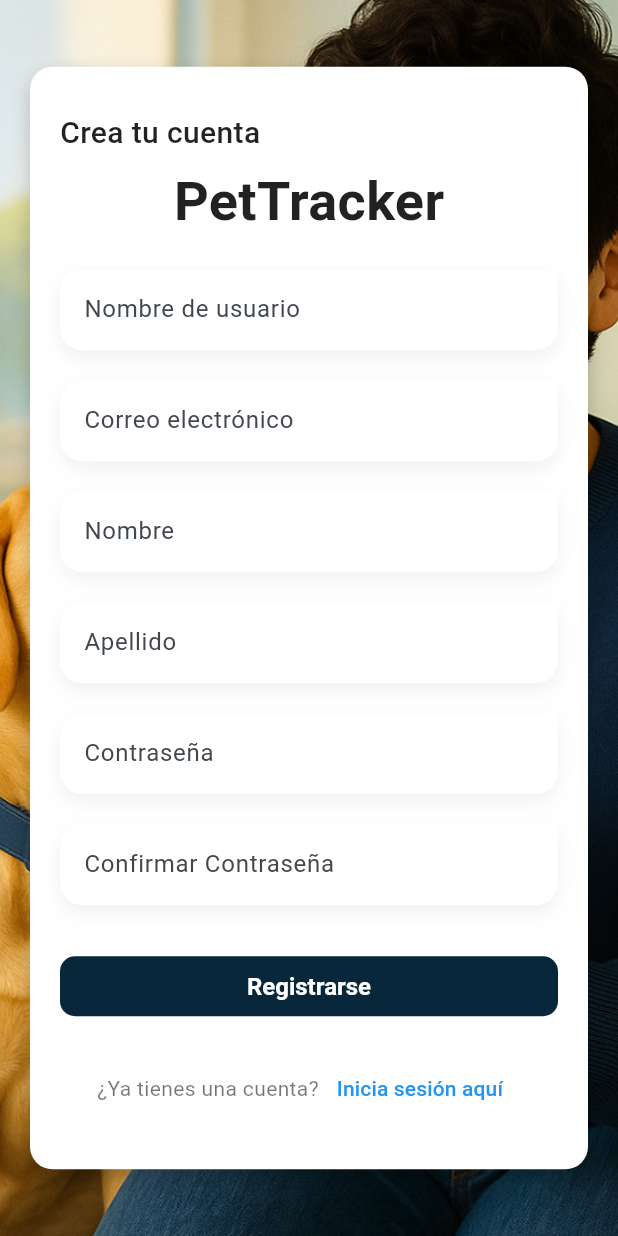
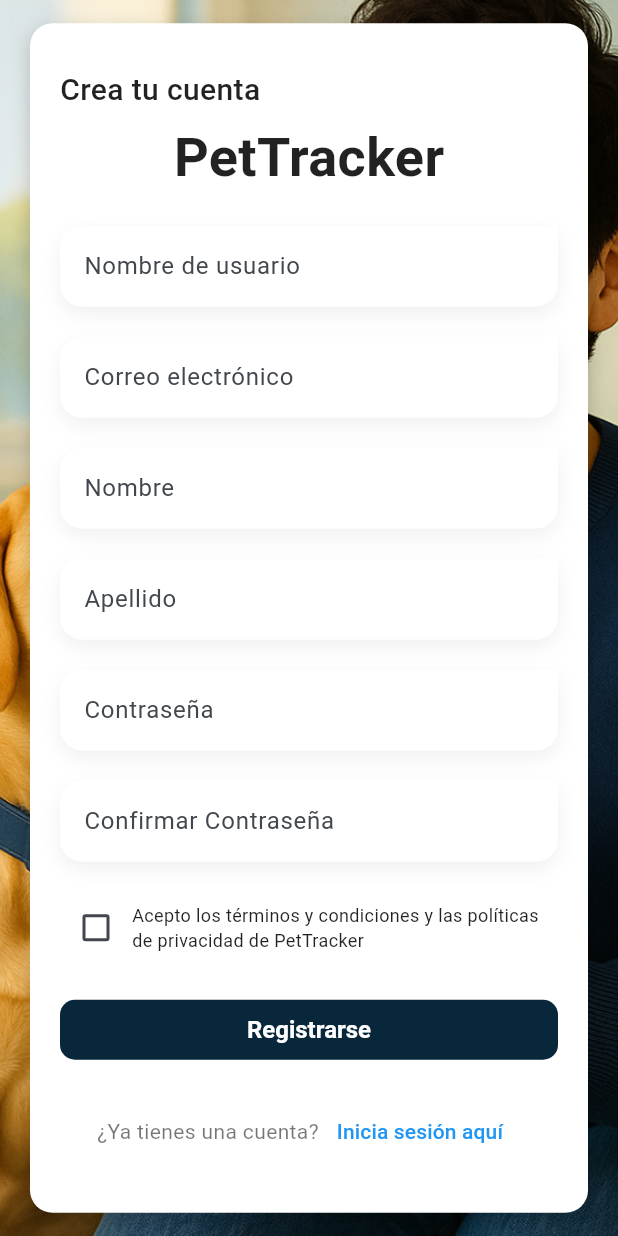
Before and after one commit to Vetlink-Agile-Development/Pet-Tracker-App, a Flutter app: the RegisterScreen screen opened by its route, on a phone screen of 412 x 824 dp. Run offline on Flutter 3.47's test engine with Material 3 defaults, Android fonts, the phone set to English and light mode, and no system bars; our stand-ins replace dash_chat_2, dio, fl_chart, flutter_dotenv, flutter_map, flutter_riverpod and 6 more; accounts and stored records are empty.

Commit message:
Fix: Register screen and add checkbox ToS

```diff
--- a/lib/features/auth/infrastructure/datasources/auth_datasource_impl.dart
+++ b/lib/features/auth/infrastructure/datasources/auth_datasource_impl.dart
@@ -74,9 +74,11 @@ class AuthDatasourceImpl extends AuthDatasource {
           'roles': roles,
         },
       );
+      print("Status code: ${response.statusCode}");
       return UserMapper.userJsonToEntity(response.data);
     } catch (e) {
-      throw Exception('Registration failed');
+      print("Registration error: $e");
+      throw Exception('Error en el registro de usuario: ${e.toString()}');
     }
   }
 
--- a/lib/features/auth/presentation/screens/register_screen.dart
+++ b/lib/features/auth/presentation/screens/register_screen.dart
@@ -108,7 +108,44 @@ class RegisterScreen extends ConsumerWidget {
                         onChanged: registerNotifier.onConfirmPasswordChanged,
                         errorMessage: registerForm.isFormPosted ? registerForm.confirmPassword.errorMessage : null,
                       ),
-                      const SizedBox(height: 30),
+                      const SizedBox(height: 20),
+                      Row(
+                        children: [
+                          Checkbox(
+                            value: registerForm.acceptedTerms,
+                            onChanged: (value) {
+                              registerNotifier.onAcceptedTermsChanged(value ?? false);
+                            },
+                            activeColor: const Color(0xFF08273A),
+                          ),
+                          Expanded(
+                            child: GestureDetector(
+                              onTap: () {
+                                registerNotifier.onAcceptedTermsChanged(!registerForm.acceptedTerms);
+                              },
+                              child: const Text(
+                                'Acepto los términos y condiciones y las políticas de privacidad de PetTracker',
+                                style: TextStyle(
+                                  fontSize: 12,
+                                  color: Colors.black87,
+                                ),
+                              ),
+                            ),
+                          ),
+                        ],
+                      ),
+                      if (registerForm.isFormPosted && !registerForm.acceptedTerms)
+                        const Padding(
+                          padding: EdgeInsets.only(left: 12, top: 4),
+                          child: Text(
+                            'Debes aceptar los términos y condiciones para continuar',
+                            style: TextStyle(
+                              fontSize: 11,
+                              color: Colors.red,
+                            ),
+                          ),
+                        ),
+                      const SizedBox(height: 20),
                       SizedBox(
                         width: double.infinity,
                         child: CustomFilledButton(
@@ -117,8 +154,17 @@ class RegisterScreen extends ConsumerWidget {
                           onPressed: registerForm.isPosting
                               ? null
                               : () async {
+                                  if (!registerForm.acceptedTerms) {
+                                    showSnackBar(context, 'Debes aceptar los términos y condiciones');
+                                    return;
+                                  }
+                                  if (registerForm.password.value != registerForm.confirmPassword.value) {
+                                    showSnackBar(context, 'Las contraseñas no coinciden');
+                                    return;
+                                  }
                                   await registerNotifier.onFormSubmit();
-                                  if (registerForm.isValid) {
+                                  final updatedForm = ref.read(registerFormProvider);
+                                  if (updatedForm.registrationSuccess) {
                                     if (context.mounted) {
                                       showSnackBar(context, 'Usuario registrado exitosamente');
                                       context.go('/login');
--- a/lib/shared/infrastructure/inputs/password.dart
+++ b/lib/shared/infrastructure/inputs/password.dart
@@ -34,8 +34,8 @@ class Password extends FormzInput<String, PasswordError> {
   PasswordError? validator(String value) {
 
     if ( value.isEmpty || value.trim().isEmpty ) return PasswordError.empty;
-    if ( value.length < 3 ) return PasswordError.length;
-    // if ( !passwordRegExp.hasMatch(value) ) return PasswordError.format;
+    if ( value.length < 6 ) return PasswordError.length;
+    if ( !passwordRegExp.hasMatch(value) ) return PasswordError.format;
 
     return null;
   }
```
Also changed, not shown: lib/features/auth/presentation/providers/auth_provider.dart (+8 -8 lines), lib/features/auth/presentation/providers/register_form_provider.dart (+23 -5 lines).
